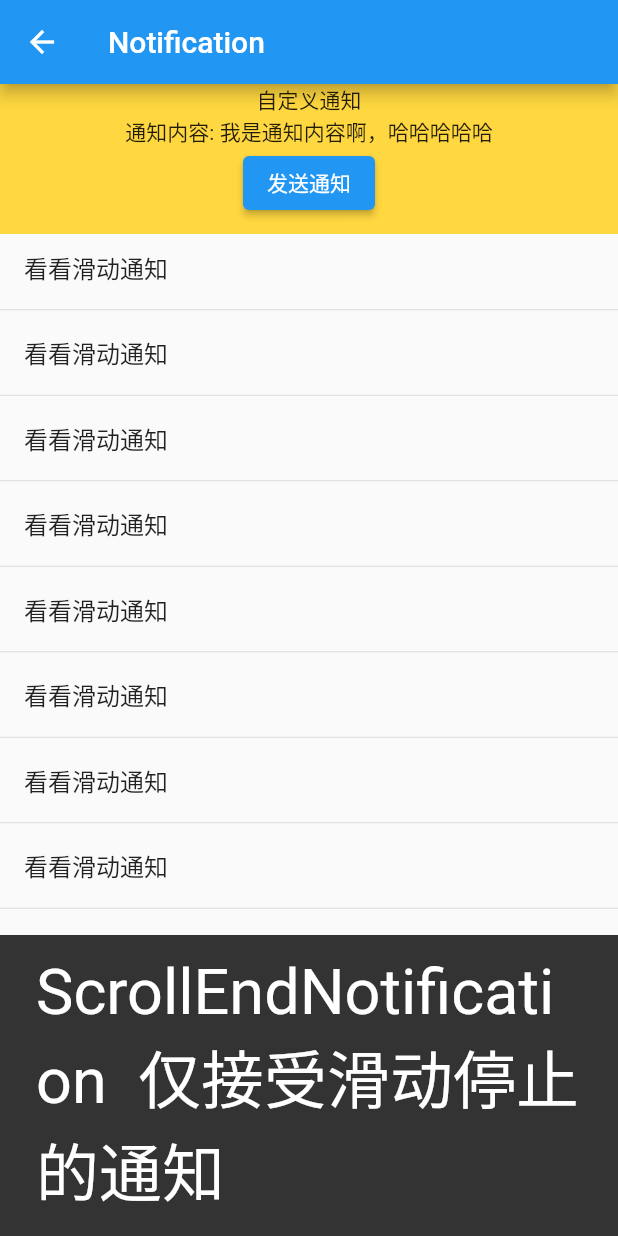
After one commit to xxxIxxxx/flutter_ddup, a Flutter app: the NotificationPage screen opened by its route, scrolled down 576 dp, after a tap on "发送通知", on a phone screen of 412 x 824 dp. The commit adds this screen. Run offline on Flutter 3.47's test engine with Material 2 defaults, Android fonts, the phone set to English and light mode, and no system bars; our stand-ins replace fluro.

Commit message:
Notification通知

```diff
--- a/lib/app/home_page.dart
+++ b/lib/app/home_page.dart
@@ -322,6 +322,13 @@ class _MyHomePageState extends State<MyHomePage> {
             },
             child: const Text("EventBus 事件总线，单例"),
           ),
+          TextButton(
+            onPressed: () {
+              Application.router.navigateTo(context, Routes.notification,
+                  transition: TransitionType.native);
+            },
+            child: const Text("Notification 通知"),
+          ),
         ],
       ),
     );
--- /dev/null
+++ b/lib/class/Notification通知/my_notification.dart
@@ -0,0 +1,6 @@
+import 'package:flutter/material.dart';
+
+class MyNotification extends Notification {
+  MyNotification(this.msg);
+  final String msg;
+}
--- /dev/null
+++ b/lib/class/Notification通知/notification_page.dart
@@ -0,0 +1,81 @@
+// ignore_for_file: avoid_print
+
+import 'package:flutter/material.dart';
+
+import 'my_notification.dart';
+
+class NotificationPage extends StatefulWidget {
+  const NotificationPage({Key? key}) : super(key: key);
+
+  @override
+  _NotificationPageState createState() => _NotificationPageState();
+}
+
+class _NotificationPageState extends State<NotificationPage> {
+  String _msg = '';
+  @override
+  Widget build(BuildContext context) {
+    return Scaffold(
+        appBar: AppBar(
+          title: const Text('Notification'),
+        ),
+        body: Column(
+          children: [
+            Container(
+              alignment: Alignment.center,
+              color: Colors.amberAccent,
+              width: double.infinity,
+              height: 100,
+              child: NotificationListener<MyNotification>(
+                  onNotification: (not) {
+                    setState(() {
+                      _msg = not.msg;
+                    });
+                    return false;
+                  },
+                  child: Column(
+                    children: [
+                      const Text("自定义通知"),
+                      Text("通知内容: $_msg"),
+                      Builder(builder: ((context) {
+                        return ElevatedButton(
+                            onPressed: () {
+                              // * 发送通知，这里要用 Builder 包裹，
+                              // * 如果直接用 context 那是根 context 不会收到通知，NotificationListener 监听的是子树的通知
+                              MyNotification("我是通知内容啊，哈哈哈哈哈").dispatch(context);
+                            },
+                            child: const Text("发送通知"));
+                      }))
+                    ],
+                  )),
+            ),
+            // ScrollEndNotification 滚动结束通知
+            NotificationListener<ScrollEndNotification>(
+                onNotification: (not) {
+                  print("ScrollEndNotification  仅接受滑动停止的通知" + not.toString());
+                  ScaffoldMessenger.of(context).showSnackBar(const SnackBar(
+                      content: Text(
+                    "ScrollEndNotification  仅接受滑动停止的通知",
+                    textScaleFactor: 3.0,
+                  )));
+                  return false;
+                },
+                child: Expanded(
+                  child: ListView.separated(
+                    itemCount: 100,
+                    separatorBuilder: (BuildContext context, int index) {
+                      return const Divider(
+                        height: 1,
+                      );
+                    },
+                    itemBuilder: (BuildContext context, int index) {
+                      return const ListTile(
+                        title: Text("看看滑动通知"),
+                      );
+                    },
+                  ),
+                ))
+          ],
+        ));
+  }
+}
--- a/lib/route/route_handlers.dart
+++ b/lib/route/route_handlers.dart
@@ -22,6 +22,7 @@ import '../class/LinearProgressIndicator,CircularProgressIndicator,Timer进度
 import '../class/ListView/list_view_page.dart';
 import '../class/Listener,AbsorbPointer原始指针事件处理/listener_absorb_bointer_page.dart';
 import '../class/NestedScrollView嵌套可滚动组件/nested_scroll_view_page.dart';
+import '../class/Notification通知/notification_page.dart';
 import '../class/Padding填充/padding_page.dart';
 import '../class/PageView,AutomaticKeepAliveClientMixin页面缓存/page_view_page.dart';
 import '../class/Provider跨组件共享状态/provider_page.dart';
@@ -260,3 +261,8 @@ var eventBusHandeler = Handler(
     handlerFunc: (BuildContext? context, Map<String, List<String>> params) {
   return const EventBusPage();
 });
+
+var notificationHandeler = Handler(
+    handlerFunc: (BuildContext? context, Map<String, List<String>> params) {
+  return const NotificationPage();
+});
--- a/lib/route/routes.dart
+++ b/lib/route/routes.dart
@@ -48,7 +48,7 @@ class Routes {
   static String listenerAbsorbBointer = "/listenerAbsorbBointer";
   static String gestureDetectorRecognizer = "/gestureDetectorRecognizer";
   static String eventBus = "/eventBus";
-
+  static String notification = "/notification";
 
   static void configureRoutes(FluroRouter router) {
     router.notFoundHandler = Handler(
@@ -99,7 +99,9 @@ class Routes {
     router.define(alertDialog, handler: alertDialogHandeler);
     router.define(listenerAbsorbBointer,
         handler: listenerAbsorbBointerHandeler);
-    router.define(gestureDetectorRecognizer, handler: gestureDetectorRecognizerHandeler);
+    router.define(gestureDetectorRecognizer,
+        handler: gestureDetectorRecognizerHandeler);
     router.define(eventBus, handler: eventBusHandeler);
+    router.define(notification, handler: notificationHandeler);
   }
 }
```
